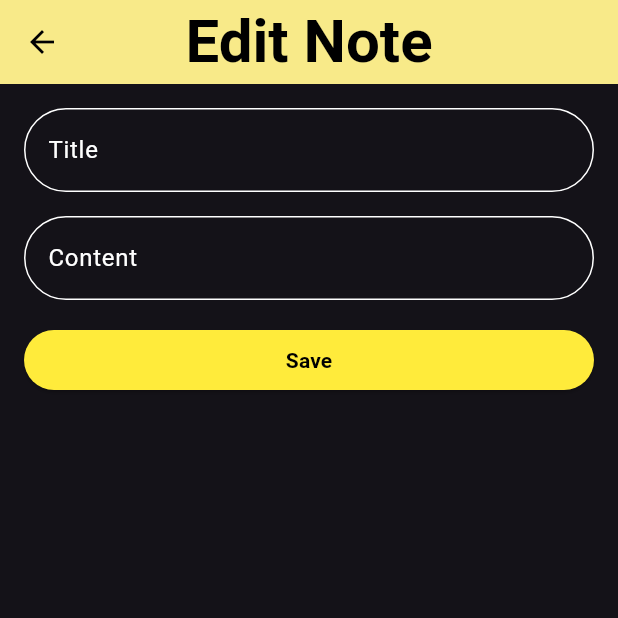
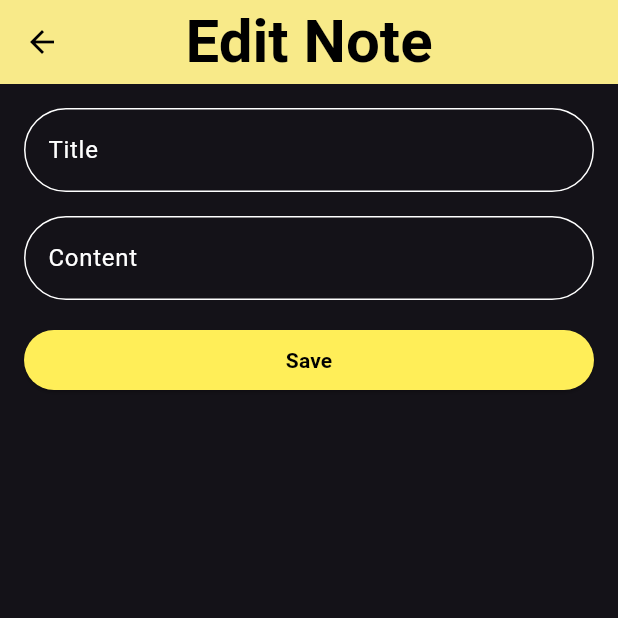
Before and after one commit to SD2B/notes, a Flutter app: the EditNoteScreen screen opened directly with empty values, on a phone screen of 412 x 824 dp, the top half of it. Run offline on Flutter 3.47's test engine with Material 2 defaults, Android fonts, the phone set to English and light mode, and no system bars; our stand-ins replace cloud_firestore, firebase_core; accounts and stored records are empty.

Commit message:
3rd commit

```diff
--- a/lib/constants/constants.dart
+++ b/lib/constants/constants.dart
@@ -6,17 +6,19 @@ final enabledBoarder = OutlineInputBorder(
 );
 final focusedBoarder = OutlineInputBorder(
   borderRadius: BorderRadius.circular(28),
-  borderSide: BorderSide(color: Colors.yellow, width: 3),
+  borderSide: BorderSide(color: maincolor, width: 3),
 );
 final errorBoarder = OutlineInputBorder(
   borderRadius: BorderRadius.circular(28),
-  borderSide: BorderSide(color: Colors.yellow, width: 3),
+  borderSide: BorderSide(color: maincolor, width: 3),
 );
 final focusedErrorBoarder = OutlineInputBorder(
   borderRadius: BorderRadius.circular(28),
-  borderSide: BorderSide(color: Colors.yellow, width: 3),
+  borderSide: BorderSide(color: maincolor, width: 3),
 );
 final labelStyle = TextStyle(
   color: Colors.white
 );
-final Color cursorColor= Colors.yellow;
+final Color cursorColor= maincolor;
+
+final Color maincolor=Color.fromRGBO(255, 238, 88, 100);
--- a/lib/screens/editNoteScreen.dart
+++ b/lib/screens/editNoteScreen.dart
@@ -68,7 +68,7 @@ class _EditNoteScreenState extends State<EditNoteScreen> {
                   Navigator.pop(context);
                 },
                 style: ElevatedButton.styleFrom(
-                  primary: Colors.yellow, // Set the background color
+                  primary: maincolor, // Set the background color
                 ),
                 child: Text('Save',style: TextStyle(color: Colors.black,fontWeight: FontWeight.bold),),
               ),
```
